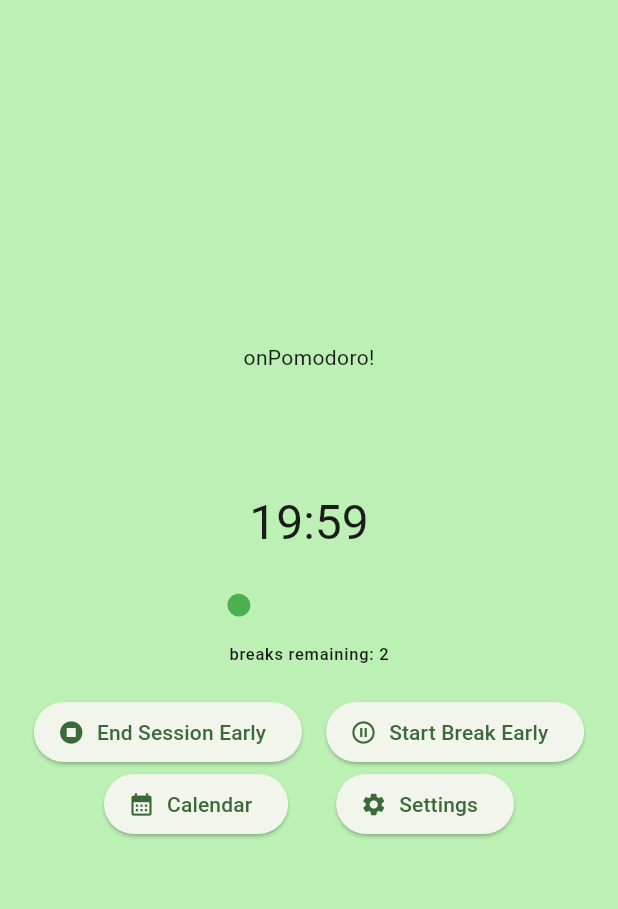
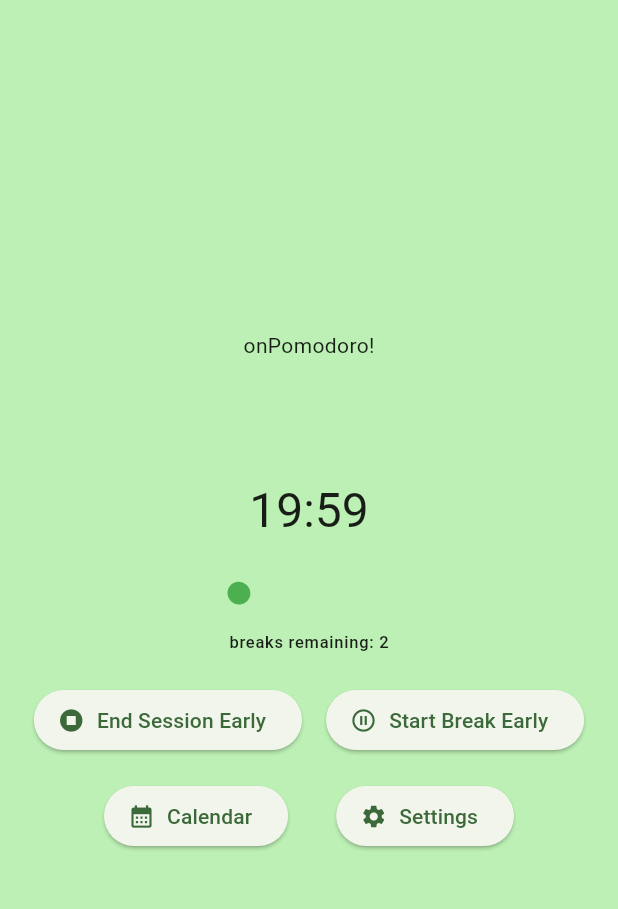
Before and after one commit to GabrielKronfeld/Tomatillo, a Flutter app: the screen it shows after launch, after a tap on "Quick Hour", on a phone screen of 412 x 824 dp, the part 84-993 px from its top. Run offline on Flutter 3.47's test engine with Material 2 defaults, Android fonts, the phone set to English and light mode, and no system bars; drawn by our look-alikes of calendar_view, percent_indicator; our stand-ins replace audioplayers, shared_preferences, sqflite; missing offline and left inert: dart:ffi, time_planner; accounts and stored records are empty.

Commit message:
setting proper spacing for main page buttons

```diff
--- a/lib/main_page.dart
+++ b/lib/main_page.dart
@@ -197,7 +197,7 @@ class MyMainPageState extends State<MyMainPage> {
       return Column(
         mainAxisAlignment: MainAxisAlignment.center,
         children: [
-          (ElevatedButton.icon(
+          ElevatedButton.icon(
             onPressed: () {
               _startPomodoro(null, null);
             },
@@ -205,10 +205,10 @@ class MyMainPageState extends State<MyMainPage> {
 
             //add padding here, and later remove the + button for a nav bar at the bottom
             label: const Text("Begin Custom Session"),
-          )),
-          Padding(
-                padding: const EdgeInsets.all(16.0),
-                child: ElevatedButton.icon(
+          ),
+          Padding(padding: EdgeInsets.all(8.0)),
+
+                ElevatedButton.icon(
                   //we should find a way to add a 5 minute break specifically for this.
                   onPressed: () {
                     setState(() {
@@ -227,12 +227,14 @@ class MyMainPageState extends State<MyMainPage> {
                       ? Text("Quick Hour")
                       : Text("Quick Event"),
                 ),
-              ),
+              Padding(padding: EdgeInsets.all(8.0))
         ],
 
       );
     } else {
-      return (Row(
+      return Column(
+        children: [
+          (Row(
             mainAxisAlignment: MainAxisAlignment.center,
             children: [
               ElevatedButton.icon(
@@ -248,6 +250,7 @@ class MyMainPageState extends State<MyMainPage> {
                       onPressed: () {
                         _pausePomodoro();
                       },
+
                       icon: const Icon(Icons.pause_circle_outline),
                       label: const Text("Start Break Early"),
                     ))
@@ -268,7 +271,10 @@ class MyMainPageState extends State<MyMainPage> {
                       label: const Text("End Break Early"),
                     )),
             ],
-      ));
+          )),
+          Padding(padding: EdgeInsets.all(8.0))
+        ],
+      );
     }
   }
 
```
Lines whose indentation alone changed are shown as unchanged.
